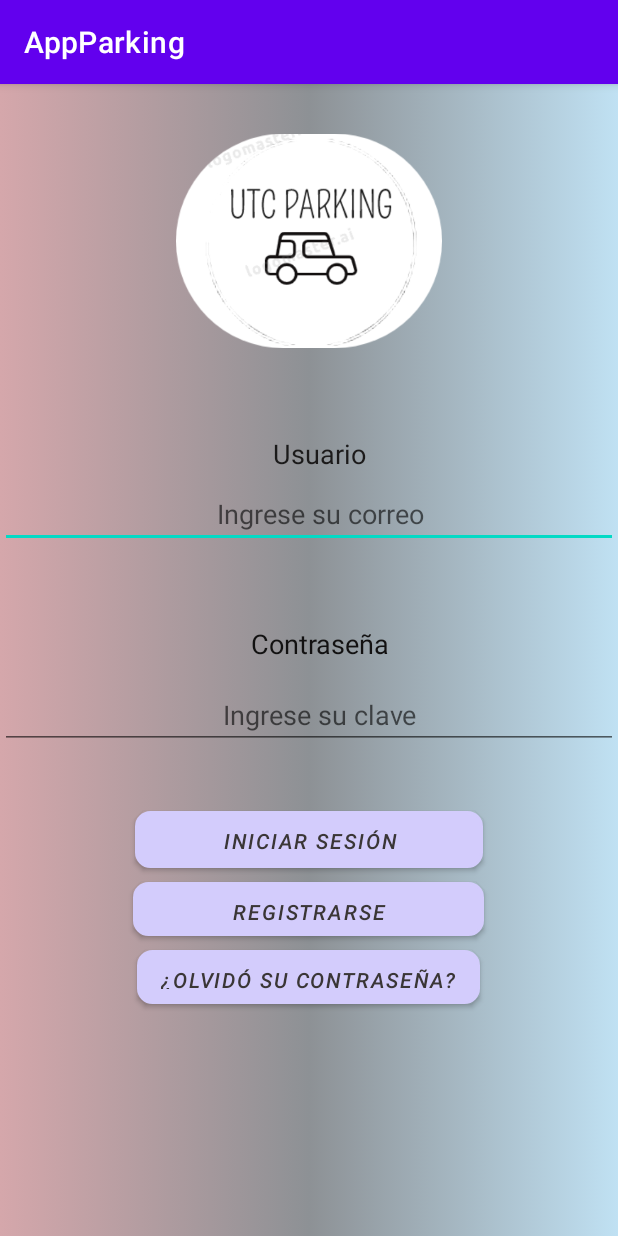
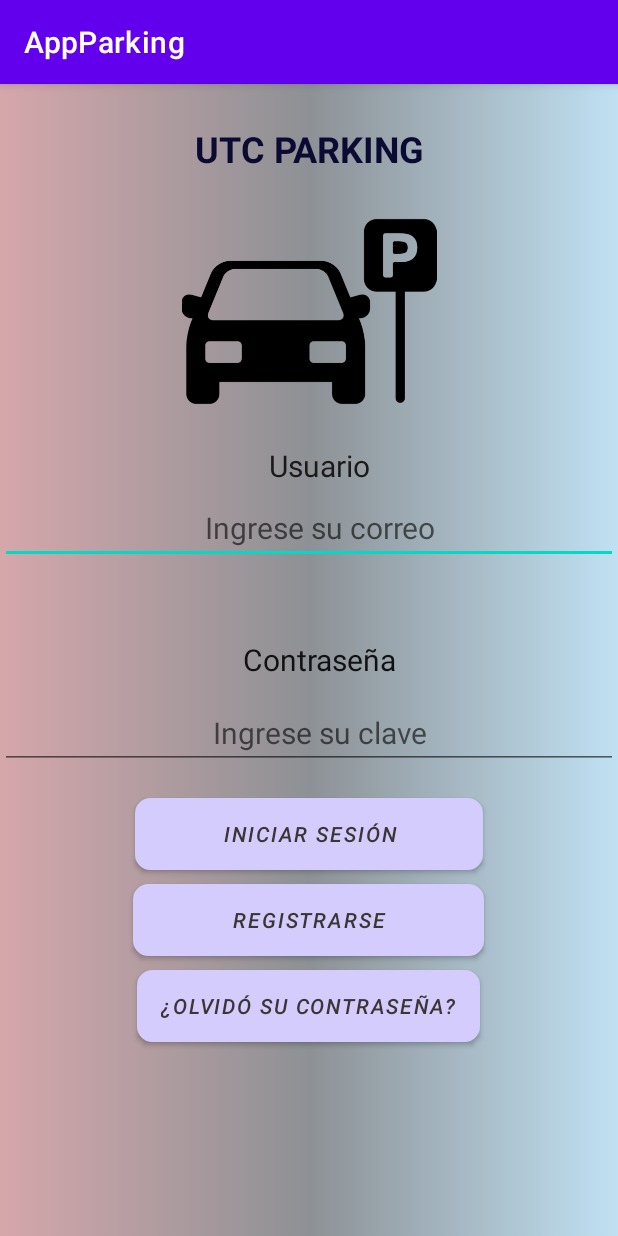
Before and after one commit to Alatriz18/AppParking1, an Android app: the screen it shows after launch (MainActivity), on a phone screen of 412 x 824 dp. Run offline under Robolectric (Android 15) with nearby library versions, the phone set to English and light mode, and no system bars.

Commit message:
Update activity_main.xml

```diff
--- a/app/src/main/res/layout/activity_main.xml
+++ b/app/src/main/res/layout/activity_main.xml
@@ -18,20 +18,28 @@
         tools:layout_editor_absoluteX="0dp"
         tools:layout_editor_absoluteY="0dp">
 
-        <ImageView
-            android:id="@+id/imageView6"
-            android:layout_width="185dp"
-            android:layout_height="209dp"
-            android:layout_gravity="center"
-            android:padding="4dp"
-            app:srcCompat="@drawable/imglogo" />
-
         <TextView
             android:id="@+id/textView17"
             android:layout_width="match_parent"
             android:layout_height="wrap_content" />
 
 
+        <TextView
+            android:id="@+id/textView8"
+            android:layout_width="match_parent"
+            android:layout_height="47dp"
+            android:layout_gravity="center"
+            android:gravity="center"
+            android:text="UTC PARKING"
+            android:textColor="#0A0A33"
+            android:textSize="24sp"
+            android:textStyle="bold" />
+
+        <ImageView
+            android:id="@+id/imageView"
+            android:layout_width="match_parent"
+            android:layout_height="170dp"
+            app:srcCompat="@drawable/parked" />
 
         <TextView
             android:id="@+id/textView2"
@@ -41,7 +49,7 @@
             android:text="   Usuario"
             android:textColor="#1B1A1A"
             android:textColorHint="#FFFFFF"
-            android:textSize="18sp" />
+            android:textSize="20sp" />
 
         <EditText
             android:id="@+id/loginEmail"
@@ -50,7 +58,8 @@
             android:ems="10"
             android:gravity="center"
             android:hint="   Ingrese su correo"
-            android:inputType="textEmailAddress" />
+            android:inputType="textEmailAddress"
+            android:textSize="20sp" />
 
         <TextView
             android:id="@+id/textView13"
@@ -65,7 +74,7 @@
             android:gravity="center"
             android:text="   Contraseña"
             android:textColor="#121111"
-            android:textSize="18sp" />
+            android:textSize="20sp" />
 
         <EditText
             android:id="@+id/loginClave"
@@ -74,17 +83,18 @@
             android:ems="10"
             android:gravity="center"
             android:hint="   Ingrese su clave"
-            android:inputType="textPassword" />
+            android:inputType="textPassword"
+            android:textSize="20sp" />
 
         <TextView
             android:id="@+id/textView5"
             android:layout_width="match_parent"
-            android:layout_height="41dp" />
+            android:layout_height="wrap_content" />
 
         <Button
             android:id="@+id/loginIniciar"
             android:layout_width="232dp"
-            android:layout_height="38dp"
+            android:layout_height="wrap_content"
             android:layout_gravity="center"
             android:background="@drawable/color_botones1"
             android:text="iniciar sesión"
@@ -101,7 +111,7 @@
         <Button
             android:id="@+id/loginRegistrar"
             android:layout_width="234dp"
-            android:layout_height="36dp"
+            android:layout_height="wrap_content"
             android:layout_gravity="center"
             android:background="@drawable/color_botones1"
             android:onClick="abrirPantallaRegistro"
@@ -119,7 +129,7 @@
         <Button
             android:id="@+id/button4"
             android:layout_width="wrap_content"
-            android:layout_height="36dp"
+            android:layout_height="wrap_content"
             android:layout_gravity="center"
             android:background="@drawable/color_botones1"
             android:text="¿Olvidó su contraseña?"
```
